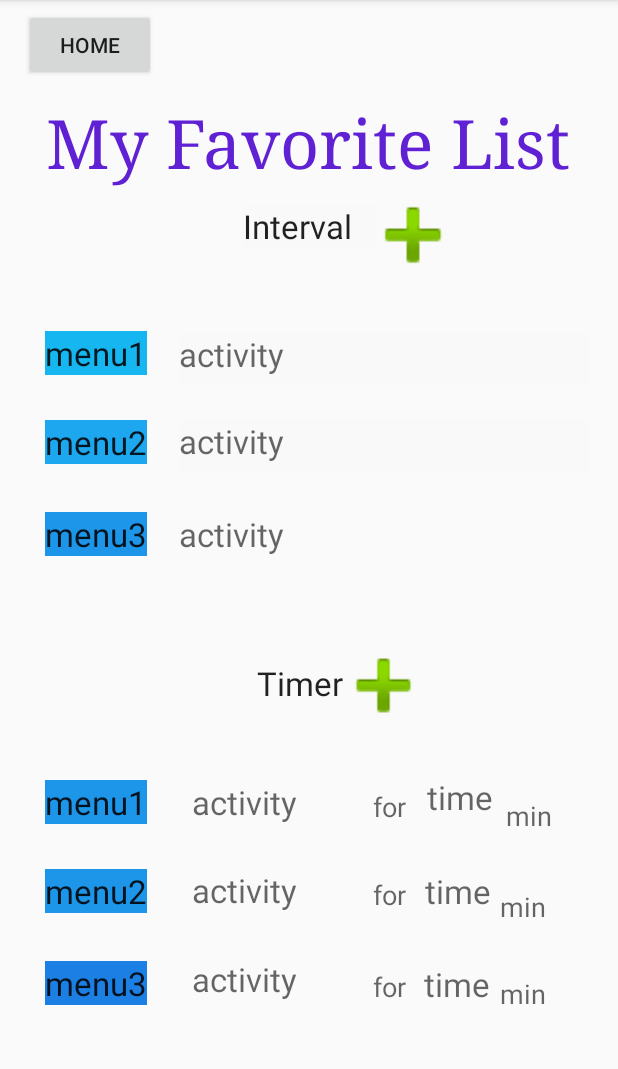
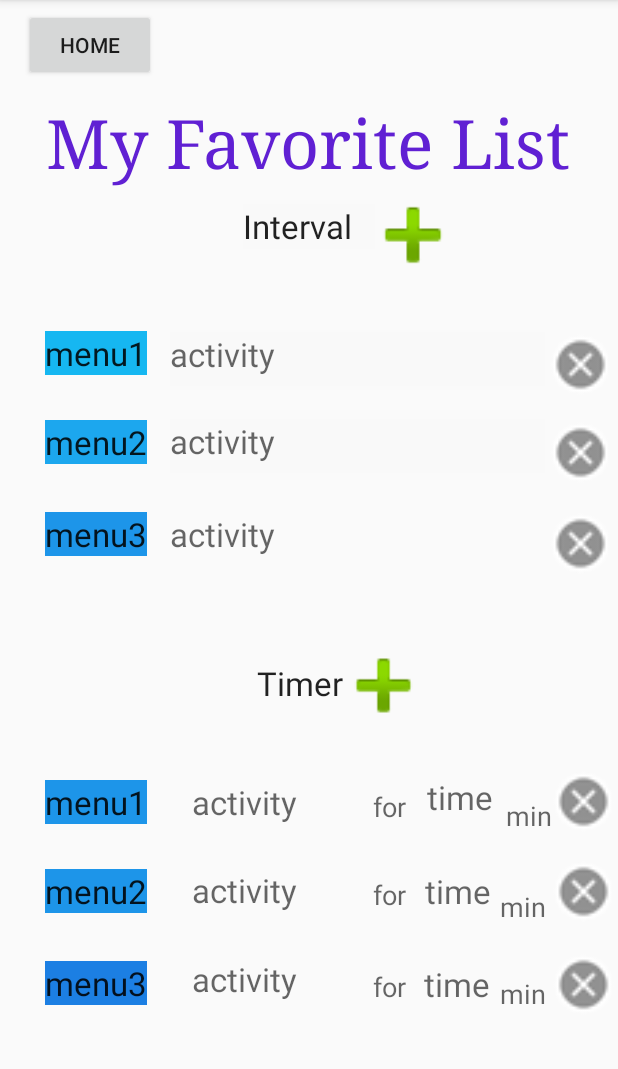
Before and after one commit to KUASE-AndroidDev2020/Project04, an Android app: the MyFavoriteActivity screen opened directly, with no data from a screen before it, on a phone screen of 412 x 824 dp, the part 84-1153 px from its top. Run offline under Robolectric (Android 15) with nearby library versions, the light colour scheme and no system bars.

Commit message:
deleteボタンを追加しました

```diff
--- a/app/src/main/java/com/example/sportstimer/IntervalActivityHome.java
+++ b/app/src/main/java/com/example/sportstimer/IntervalActivityHome.java
@@ -17,7 +17,7 @@ public class IntervalActivityHome extends AppCompatActivity {
         setContentView(R.layout.activity_interval_home);
     }
 
-    public void IntervalHomeDoItbutton(View view) {
+    public void IntervalHomeDoItButton(View view) {
         Intent toInterSet = new Intent(this,IntervalActivity.class);
         startActivity(toInterSet);
     }
--- a/app/src/main/res/layout/activity_my_favorite.xml
+++ b/app/src/main/res/layout/activity_my_favorite.xml
@@ -5,6 +5,66 @@
     android:layout_width="match_parent"
     android:layout_height="match_parent"
     tools:context=".MyFavoriteActivity">
+
+    <ImageView
+        android:id="@+id/IntervalDeleteButton3"
+        android:layout_width="46dp"
+        android:layout_height="43dp"
+        app:layout_constraintBottom_toBottomOf="parent"
+        app:layout_constraintEnd_toEndOf="parent"
+        app:layout_constraintHorizontal_bias="0.994"
+        app:layout_constraintStart_toStartOf="parent"
+        app:layout_constraintTop_toTopOf="parent"
+        app:layout_constraintVertical_bias="0.47"
+        app:srcCompat="@android:drawable/presence_offline" />
+
+    <ImageView
+        android:id="@+id/IntervalDeleteButton2"
+        android:layout_width="46dp"
+        android:layout_height="43dp"
+        app:layout_constraintBottom_toBottomOf="parent"
+        app:layout_constraintEnd_toEndOf="parent"
+        app:layout_constraintHorizontal_bias="0.994"
+        app:layout_constraintStart_toStartOf="parent"
+        app:layout_constraintTop_toTopOf="parent"
+        app:layout_constraintVertical_bias="0.386"
+        app:srcCompat="@android:drawable/presence_offline" />
+
+    <ImageView
+        android:id="@+id/IntervalDeleteButton1"
+        android:layout_width="46dp"
+        android:layout_height="43dp"
+        app:layout_constraintBottom_toBottomOf="parent"
+        app:layout_constraintEnd_toEndOf="parent"
+        app:layout_constraintHorizontal_bias="0.994"
+        app:layout_constraintStart_toStartOf="parent"
+        app:layout_constraintTop_toTopOf="parent"
+        app:layout_constraintVertical_bias="0.305"
+        app:srcCompat="@android:drawable/presence_offline" />
+
+    <ImageView
+        android:id="@+id/TimerDeleteButton3"
+        android:layout_width="46dp"
+        android:layout_height="43dp"
+        app:layout_constraintBottom_toBottomOf="parent"
+        app:layout_constraintEnd_toEndOf="parent"
+        app:layout_constraintHorizontal_bias="1.0"
+        app:layout_constraintStart_toStartOf="parent"
+        app:layout_constraintTop_toTopOf="parent"
+        app:layout_constraintVertical_bias="0.876"
+        app:srcCompat="@android:drawable/presence_offline" />
+
+    <ImageView
+        android:id="@+id/TimerDeleteButton2"
+        android:layout_width="46dp"
+        android:layout_height="43dp"
+        app:layout_constraintBottom_toBottomOf="parent"
+        app:layout_constraintEnd_toEndOf="parent"
+        app:layout_constraintHorizontal_bias="1.0"
+        app:layout_constraintStart_toStartOf="parent"
+        app:layout_constraintTop_toTopOf="parent"
+        app:layout_constraintVertical_bias="0.79"
+        app:srcCompat="@android:drawable/presence_offline" />
 
     <TextView
         android:id="@+id/textView32"
@@ -60,28 +120,28 @@
 
     <TextView
         android:id="@+id/textView46"
-        android:layout_width="273dp"
+        android:layout_width="250dp"
         android:layout_height="36dp"
         android:background="#F9F9F9"
         android:hint="activity"
         android:textAppearance="@style/TextAppearance.AppCompat.Large"
         app:layout_constraintBottom_toBottomOf="parent"
         app:layout_constraintEnd_toEndOf="parent"
-        app:layout_constraintHorizontal_bias="0.859"
+        app:layout_constraintHorizontal_bias="0.701"
         app:layout_constraintStart_toStartOf="parent"
         app:layout_constraintTop_toTopOf="parent"
         app:layout_constraintVertical_bias="0.302" />
 
     <TextView
         android:id="@+id/textView45"
-        android:layout_width="273dp"
+        android:layout_width="250dp"
         android:layout_height="36dp"
         android:background="#F9F9F9"
         android:hint="activity"
         android:textAppearance="@style/TextAppearance.AppCompat.Large"
         app:layout_constraintBottom_toBottomOf="parent"
         app:layout_constraintEnd_toEndOf="parent"
-        app:layout_constraintHorizontal_bias="0.862"
+        app:layout_constraintHorizontal_bias="0.701"
         app:layout_constraintStart_toStartOf="parent"
         app:layout_constraintTop_toTopOf="parent"
         app:layout_constraintVertical_bias="0.382" />
@@ -116,13 +176,13 @@
 
     <TextView
         android:id="@+id/textView37"
-        android:layout_width="273dp"
+        android:layout_width="250dp"
         android:layout_height="36dp"
         android:hint="activity"
         android:textAppearance="@style/TextAppearance.AppCompat.Large"
         app:layout_constraintBottom_toBottomOf="parent"
         app:layout_constraintEnd_toEndOf="parent"
-        app:layout_constraintHorizontal_bias="0.862"
+        app:layout_constraintHorizontal_bias="0.701"
         app:layout_constraintStart_toStartOf="parent"
         app:layout_constraintTop_toTopOf="parent"
         app:layout_constraintVertical_bias="0.466" />
@@ -367,4 +427,16 @@
         app:layout_constraintTop_toTopOf="parent"
         app:layout_constraintVertical_bias="0.874" />
 
+    <ImageView
+        android:id="@+id/TimerDeleteButton1"
+        android:layout_width="46dp"
+        android:layout_height="43dp"
+        app:layout_constraintBottom_toBottomOf="parent"
+        app:layout_constraintEnd_toEndOf="parent"
+        app:layout_constraintHorizontal_bias="1.0"
+        app:layout_constraintStart_toStartOf="parent"
+        app:layout_constraintTop_toTopOf="parent"
+        app:layout_constraintVertical_bias="0.707"
+        app:srcCompat="@android:drawable/presence_offline" />
+
 </androidx.constraintlayout.widget.ConstraintLayout>
```
